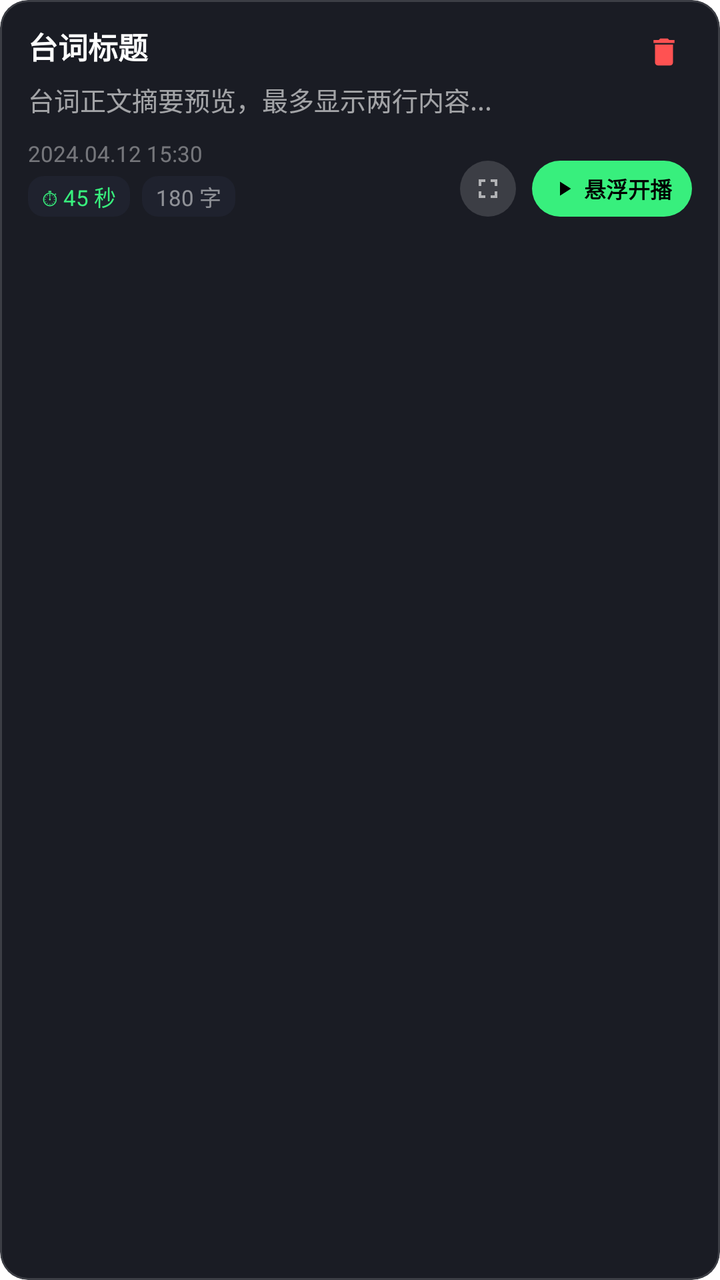
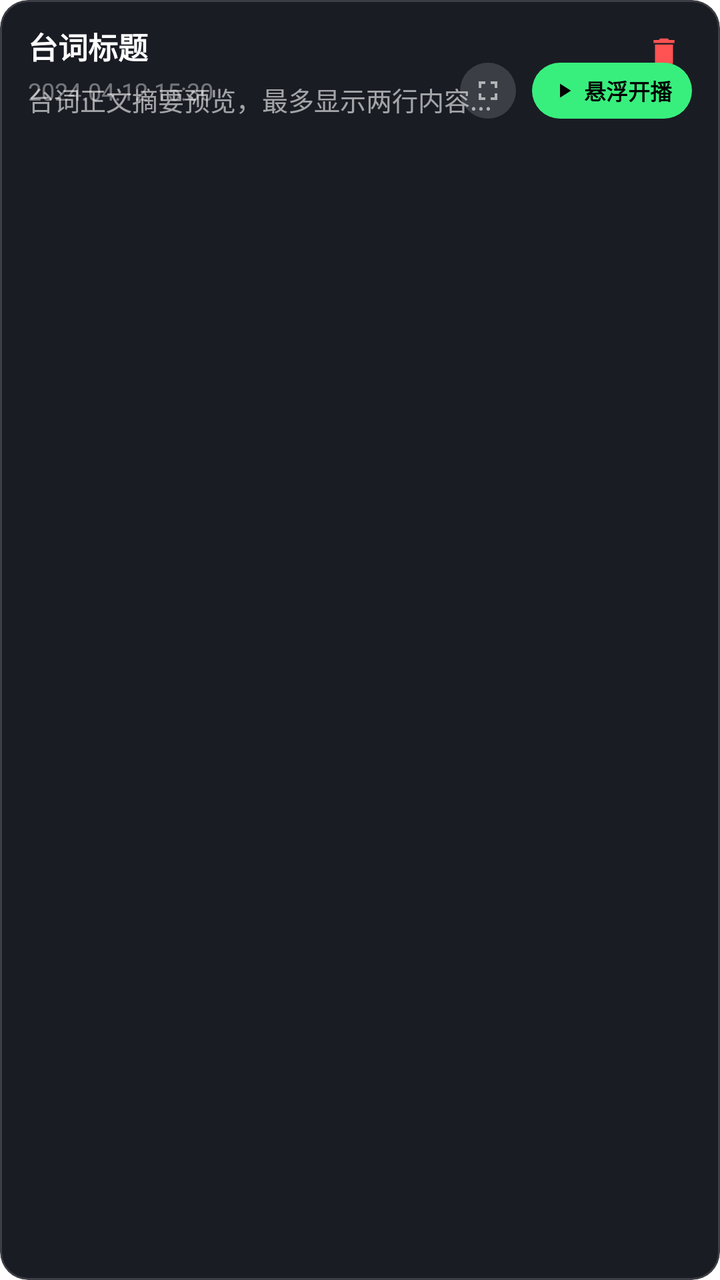

Screens rendered from an Android XML layout before and after an edit, with the pre-edit source and the edit as a unified diff.
<!-- AndroidManifest.xml: application theme Theme.TeleprompterPure -->
<!-- res/layout/item_script_draft.xml -->
<?xml version="1.0" encoding="utf-8"?>
<com.google.android.material.card.MaterialCardView
    xmlns:android="http://schemas.android.com/apk/res/android"
    xmlns:app="http://schemas.android.com/apk/res-auto"
    android:id="@+id/card_script_item"
    android:layout_width="match_parent"
    android:layout_height="wrap_content"
    android:layout_marginBottom="8dp"
    app:cardBackgroundColor="#1A1C24"
    app:cardCornerRadius="14dp"
    app:cardElevation="0dp"
    app:strokeColor="#26FFFFFF"
    app:strokeWidth="1dp">

    <androidx.constraintlayout.widget.ConstraintLayout
        android:layout_width="match_parent"
        android:layout_height="wrap_content"
        android:paddingHorizontal="14dp"
        android:paddingVertical="12dp">

        
        <TextView
            android:id="@+id/tv_title"
            android:layout_width="0dp"
            android:layout_height="wrap_content"
            android:layout_marginEnd="10dp"
            android:ellipsize="end"
            android:maxLines="1"
            android:text="台词标题"
            android:textColor="#FFFFFF"
            android:textSize="15sp"
            android:textStyle="bold"
            app:layout_constraintEnd_toStartOf="@id/btn_delete"
            app:layout_constraintStart_toStartOf="parent"
            app:layout_constraintTop_toTopOf="parent" />

        
        <ImageView
            android:id="@+id/btn_delete"
            android:layout_width="28dp"
            android:layout_height="28dp"
            android:padding="5dp"
            android:src="@drawable/ic_delete"
            app:tint="#FF5252"
            android:background="?android:attr/selectableItemBackgroundBorderless"
            android:contentDescription="删除台词"
            app:layout_constraintEnd_toEndOf="parent"
            app:layout_constraintTop_toTopOf="parent" />

        
        <TextView
            android:id="@+id/tv_preview"
            android:layout_width="match_parent"
            android:layout_height="wrap_content"
            android:layout_marginTop="6dp"
            android:ellipsize="end"
            android:lineSpacingExtra="2dp"
            android:maxLines="2"
            android:text="台词正文摘要预览，最多显示两行内容..."
            android:textColor="#99FFFFFF"
            android:textSize="13sp"
            app:layout_constraintStart_toStartOf="parent"
            app:layout_constraintEnd_toEndOf="parent"
            app:layout_constraintTop_toBottomOf="@id/tv_title" />

        
        <LinearLayout
            android:id="@+id/ll_left_info"
            android:layout_width="0dp"
            android:layout_height="wrap_content"
            android:layout_marginTop="10dp"
            android:layout_marginEnd="10dp"
            android:orientation="vertical"
            app:layout_constraintBottom_toBottomOf="parent"
            app:layout_constraintEnd_toStartOf="@id/ll_actions"
            app:layout_constraintStart_toStartOf="parent"
            app:layout_constraintTop_toBottomOf="@id/tv_preview">

            
            <TextView
                android:id="@+id/tv_date"
                android:layout_width="wrap_content"
                android:layout_height="wrap_content"
                android:layout_marginBottom="4dp"
                android:singleLine="true"
                android:text="2024.04.12 15:30"
                android:textColor="#66FFFFFF"
                android:textSize="11sp" />

            
            <LinearLayout
                android:id="@+id/ll_tags"
                android:layout_width="wrap_content"
                android:layout_height="wrap_content"
                android:gravity="center_vertical"
                android:orientation="horizontal">

                <TextView
                    android:id="@+id/tv_duration_tag"
                    android:layout_width="wrap_content"
                    android:layout_height="wrap_content"
                    android:background="@drawable/bg_tag_pill"
                    android:paddingHorizontal="7dp"
                    android:paddingVertical="2dp"
                    android:text="⏱ 45 秒"
                    android:textColor="#38EF7D"
                    android:textSize="11sp" />

                <TextView
                    android:id="@+id/tv_words_tag"
                    android:layout_width="wrap_content"
                    android:layout_height="wrap_content"
                    android:layout_marginStart="6dp"
                    android:background="@drawable/bg_tag_pill"
                    android:paddingHorizontal="7dp"
                    android:paddingVertical="2dp"
                    android:text="180 字"
                    android:textColor="#80FFFFFF"
                    android:textSize="11sp" />
            </LinearLayout>
        </LinearLayout>

        
        <LinearLayout
            android:id="@+id/ll_actions"
            android:layout_width="wrap_content"
            android:layout_height="wrap_content"
            android:gravity="center_vertical"
            android:orientation="horizontal"
            app:layout_constraintBottom_toBottomOf="parent"
            app:layout_constraintEnd_toEndOf="parent">

            
            <ImageView
                android:id="@+id/btn_board"
                android:layout_width="28dp"
                android:layout_height="28dp"
                android:background="@drawable/bg_segmented_capsule"
                android:padding="6dp"
                android:src="@drawable/ic_fullscreen"
                app:tint="#99FFFFFF"
                android:contentDescription="全屏提词板" />

            
            <LinearLayout
                android:id="@+id/btn_float"
                android:layout_width="wrap_content"
                android:layout_height="28dp"
                android:layout_marginStart="8dp"
                android:background="@drawable/bg_btn_accent_pill"
                android:gravity="center"
                android:paddingHorizontal="10dp"
                android:orientation="horizontal">

                <ImageView
                    android:layout_width="12dp"
                    android:layout_height="12dp"
                    android:src="@drawable/ic_play"
                    android:tint="#000000"
                    app:tint="#000000" />

                <TextView
                    android:layout_width="wrap_content"
                    android:layout_height="wrap_content"
                    android:layout_marginStart="4dp"
                    android:text="悬浮开播"
                    android:textColor="#000000"
                    android:textSize="11sp"
                    android:textStyle="bold" />
            </LinearLayout>
        </LinearLayout>

    </androidx.constraintlayout.widget.ConstraintLayout>

</com.google.android.material.card.MaterialCardView>
<!-- resources referenced by this layout -->
<resources>
  <!-- drawable bg_btn_accent_pill (drawable) -->
  <?xml version="1.0" encoding="utf-8"?>
  <shape xmlns:android="http://schemas.android.com/apk/res/android"
      android:shape="rectangle">
      <solid android:color="#38EF7D" />
      <corners android:radius="17dp" />
  </shape>
  <!-- drawable bg_segmented_capsule (drawable) -->
  <?xml version="1.0" encoding="utf-8"?>
  <shape xmlns:android="http://schemas.android.com/apk/res/android"
      android:shape="rectangle">
      <solid android:color="#26FFFFFF" />
      <corners android:radius="15dp" />
  </shape>
  <!-- drawable bg_tag_pill (drawable) -->
  <?xml version="1.0" encoding="utf-8"?>
  <shape xmlns:android="http://schemas.android.com/apk/res/android"
      android:shape="rectangle">
      <solid android:color="#1F222E" />
      <corners android:radius="8dp" />
  </shape>
  <!-- drawable ic_delete (drawable) -->
  <vector xmlns:android="http://schemas.android.com/apk/res/android"
      android:width="24dp"
      android:height="24dp"
      android:viewportWidth="24"
      android:viewportHeight="24">
      <path
          android:fillColor="#FFFFFFFF"
          android:pathData="M6,19c0,1.1 0.9,2 2,2h8c1.1,0 2,-0.9 2,-2V7H6v12zM19,4h-3.5l-1,-1h-5l-1,1H5v2h14V4z" />
  </vector>
  <!-- drawable ic_fullscreen (drawable) -->
  <vector xmlns:android="http://schemas.android.com/apk/res/android"
      android:width="24dp"
      android:height="24dp"
      android:viewportWidth="24"
      android:viewportHeight="24">
      <path
          android:fillColor="#FFFFFFFF"
          android:pathData="M7,14H5v5h5v-2H7v-3zm-2,-4h2V7h3V5H5v5zm12,7h-3v2h5v-5h-2v3zM14,5v2h3v3h2V5h-5z" />
  </vector>
  <!-- drawable ic_play (drawable) -->
  <vector xmlns:android="http://schemas.android.com/apk/res/android"
      android:width="24dp"
      android:height="24dp"
      android:viewportWidth="24"
      android:viewportHeight="24">
    <path
        android:fillColor="#000000"
        android:pathData="M8,5v14l11,-7z"/>
  </vector>
  <style name="Theme.TeleprompterPure" parent="Theme.MaterialComponents.DayNight.NoActionBar">
          <item name="colorPrimary">#38EF7D</item>
          <item name="colorPrimaryVariant">#2CD66C</item>
          <item name="colorOnPrimary">#000000</item>
          <item name="android:statusBarColor">#0F1015</item>
          <item name="android:navigationBarColor">#0F1015</item>
      </style>
</resources>

<!-- the commit's change to res/layout/item_script_draft.xml (unified diff, before → after) -->
@@ -68,56 +68,23 @@
             android:id="@+id/ll_left_info"
             android:layout_width="0dp"
             android:layout_height="wrap_content"
-            android:layout_marginTop="10dp"
             android:layout_marginEnd="10dp"
-            android:orientation="vertical"
-            app:layout_constraintBottom_toBottomOf="parent"
+            android:gravity="center_vertical"
+            android:orientation="horizontal"
+            app:layout_constraintBottom_toBottomOf="@id/ll_actions"
             app:layout_constraintEnd_toStartOf="@id/ll_actions"
             app:layout_constraintStart_toStartOf="parent"
-            app:layout_constraintTop_toBottomOf="@id/tv_preview">
+            app:layout_constraintTop_toTopOf="@id/ll_actions">
 
             
             <TextView
                 android:id="@+id/tv_date"
                 android:layout_width="wrap_content"
                 android:layout_height="wrap_content"
-                android:layout_marginBottom="4dp"
                 android:singleLine="true"
                 android:text="2024.04.12 15:30"
                 android:textColor="#66FFFFFF"
-                android:textSize="11sp" />
-
-            
-            <LinearLayout
-                android:id="@+id/ll_tags"
-                android:layout_width="wrap_content"
-                android:layout_height="wrap_content"
-                android:gravity="center_vertical"
-                android:orientation="horizontal">
-
-                <TextView
-                    android:id="@+id/tv_duration_tag"
-                    android:layout_width="wrap_content"
-                    android:layout_height="wrap_content"
-                    android:background="@drawable/bg_tag_pill"
-                    android:paddingHorizontal="7dp"
-                    android:paddingVertical="2dp"
-                    android:text="⏱ 45 秒"
-                    android:textColor="#38EF7D"
-                    android:textSize="11sp" />
-
-                <TextView
-                    android:id="@+id/tv_words_tag"
-                    android:layout_width="wrap_content"
-                    android:layout_height="wrap_content"
-                    android:layout_marginStart="6dp"
-                    android:background="@drawable/bg_tag_pill"
-                    android:paddingHorizontal="7dp"
-                    android:paddingVertical="2dp"
-                    android:text="180 字"
-                    android:textColor="#80FFFFFF"
-                    android:textSize="11sp" />
-            </LinearLayout>
+                android:textSize="12sp" />
         </LinearLayout>
 
         
<!-- resource entries referenced after the edit -->
@@ -13,13 +13,6 @@
       android:shape="rectangle">
       <solid android:color="#26FFFFFF" />
       <corners android:radius="15dp" />
-  </shape>
-  <!-- drawable bg_tag_pill (drawable) -->
-  <?xml version="1.0" encoding="utf-8"?>
-  <shape xmlns:android="http://schemas.android.com/apk/res/android"
-      android:shape="rectangle">
-      <solid android:color="#1F222E" />
-      <corners android:radius="8dp" />
   </shape>
   <!-- drawable ic_delete (drawable) -->
   <vector xmlns:android="http://schemas.android.com/apk/res/android"
